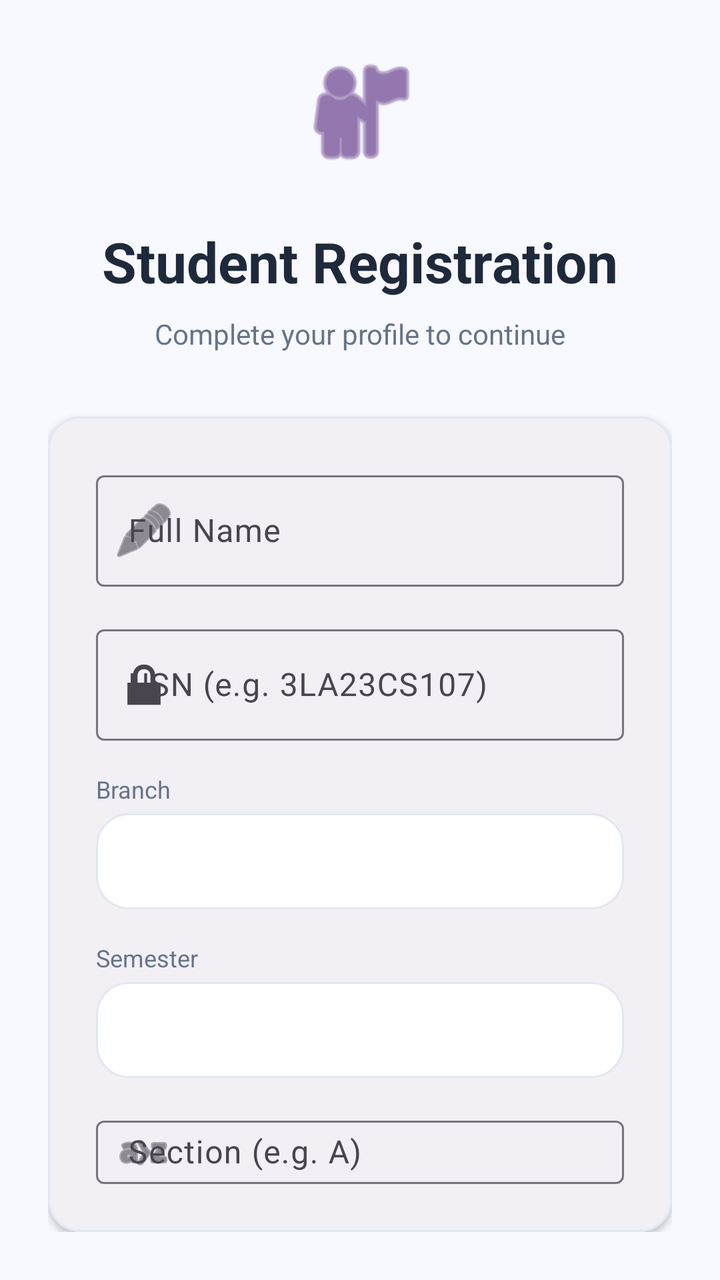
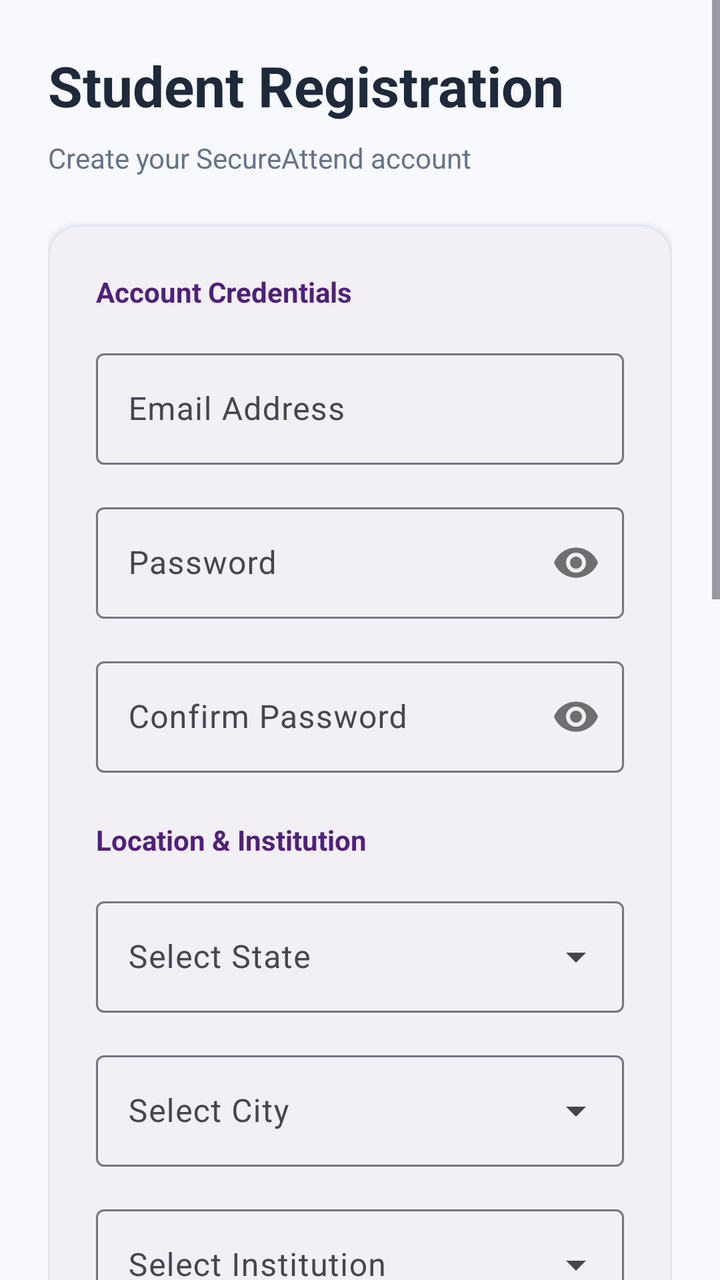

Screens rendered from an Android XML layout before and after an edit, with the pre-edit source and the edit as a unified diff.
<!-- AndroidManifest.xml: application theme Theme.AutoAttendance -->
<!-- res/layout/activity_student_profile.xml -->
<?xml version="1.0" encoding="utf-8"?>
<LinearLayout xmlns:android="http://schemas.android.com/apk/res/android"
    xmlns:app="http://schemas.android.com/apk/res-auto"
    android:layout_width="match_parent"
    android:layout_height="match_parent"
    android:background="@color/surface_background"
    android:gravity="center"
    android:orientation="vertical"
    android:padding="24dp">

    <ImageView
        android:layout_width="64dp"
        android:layout_height="64dp"
        android:layout_marginBottom="24dp"
        android:src="@android:drawable/ic_menu_myplaces"
        app:tint="@color/brand_primary" />

    <TextView
        android:layout_width="wrap_content"
        android:layout_height="wrap_content"
        android:text="Student Registration"
        android:textColor="@color/text_primary"
        android:textSize="28sp"
        android:textStyle="bold" />

    <TextView
        android:layout_width="wrap_content"
        android:layout_height="wrap_content"
        android:layout_marginTop="8dp"
        android:text="Complete your profile to continue"
        android:textColor="@color/text_secondary"
        android:textSize="14sp" />

    <com.google.android.material.card.MaterialCardView
        android:layout_width="match_parent"
        android:layout_height="wrap_content"
        android:layout_marginTop="32dp"
        app:cardCornerRadius="16dp"
        app:cardElevation="2dp"
        app:strokeColor="@color/border_subtle"
        app:strokeWidth="1dp">

        <LinearLayout
            android:layout_width="match_parent"
            android:layout_height="wrap_content"
            android:orientation="vertical"
            android:padding="24dp">

            <com.google.android.material.textfield.TextInputLayout
                style="@style/Widget.Material3.TextInputLayout.OutlinedBox"
                android:layout_width="match_parent"
                android:layout_height="wrap_content"
                android:hint="Full Name"
                app:startIconDrawable="@android:drawable/ic_menu_edit">

                <com.google.android.material.textfield.TextInputEditText
                    android:id="@+id/etName"
                    android:layout_width="match_parent"
                    android:layout_height="wrap_content"
                    android:inputType="textPersonName" />
            </com.google.android.material.textfield.TextInputLayout>

            <com.google.android.material.textfield.TextInputLayout
                style="@style/Widget.Material3.TextInputLayout.OutlinedBox"
                android:layout_width="match_parent"
                android:layout_height="wrap_content"
                android:layout_marginTop="16dp"
                android:hint="USN (e.g. 3LA23CS107)"
                app:startIconDrawable="@android:drawable/ic_lock_lock">

                <com.google.android.material.textfield.TextInputEditText
                    android:id="@+id/etUsn"
                    android:layout_width="match_parent"
                    android:layout_height="wrap_content"
                    android:inputType="textCapCharacters"
                    android:maxLength="10" />
            </com.google.android.material.textfield.TextInputLayout>

            <TextView
                android:layout_width="wrap_content"
                android:layout_height="wrap_content"
                android:layout_marginTop="16dp"
                android:text="Branch"
                android:textColor="@color/text_secondary"
                android:textSize="12sp" />

            <Spinner
                android:id="@+id/spinnerBranch"
                android:layout_width="match_parent"
                android:layout_height="48dp"
                android:layout_marginTop="4dp"
                android:background="@drawable/card_bg"
                android:paddingStart="8dp" />

            <TextView
                android:layout_width="wrap_content"
                android:layout_height="wrap_content"
                android:layout_marginTop="16dp"
                android:text="Semester"
                android:textColor="@color/text_secondary"
                android:textSize="12sp" />

            <Spinner
                android:id="@+id/spinnerSemester"
                android:layout_width="match_parent"
                android:layout_height="48dp"
                android:layout_marginTop="4dp"
                android:background="@drawable/card_bg"
                android:paddingStart="8dp" />

            <com.google.android.material.textfield.TextInputLayout
                style="@style/Widget.Material3.TextInputLayout.OutlinedBox"
                android:layout_width="match_parent"
                android:layout_height="wrap_content"
                android:layout_marginTop="16dp"
                android:hint="Section (e.g. A)"
                app:startIconDrawable="@android:drawable/ic_menu_sort_alphabetically">

                <com.google.android.material.textfield.TextInputEditText
                    android:id="@+id/etSection"
                    android:layout_width="match_parent"
                    android:layout_height="wrap_content"
                    android:inputType="textCapCharacters"
                    android:maxLength="1" />
            </com.google.android.material.textfield.TextInputLayout>

            <Button
                android:id="@+id/btnSaveProfile"
                style="@style/Widget.Material3.Button"
                android:layout_width="match_parent"
                android:layout_height="56dp"
                android:layout_marginTop="32dp"
                android:text="Register Profile"
                app:cornerRadius="12dp" />

        </LinearLayout>
    </com.google.android.material.card.MaterialCardView>

</LinearLayout>
<!-- resources referenced by this layout -->
<resources>
  <color name="border_subtle">#E2E8F0</color>
  <color name="brand_primary">#50207A</color>
  <color name="surface_background">#F8F9FE</color>
  <color name="text_primary">#1E293B</color>
  <color name="text_secondary">#64748B</color>
  <!-- drawable card_bg (drawable) -->
  <?xml version="1.0" encoding="utf-8"?>
  <shape xmlns:android="http://schemas.android.com/apk/res/android"
      android:shape="rectangle">
      <solid android:color="@color/surface_card" />
      <corners android:radius="16dp" />
      <stroke
          android:width="1dp"
          android:color="@color/border_subtle" />
  </shape>
  <style name="Theme.AutoAttendance" parent="Theme.Material3.Light.NoActionBar">
          
          <item name="colorPrimary">@color/brand_primary</item>
          <item name="colorOnPrimary">@color/white</item>
          <item name="colorPrimaryContainer">@color/brand_light</item>
          <item name="colorOnPrimaryContainer">@color/brand_primary</item>
  
          
          <item name="colorSecondary">@color/brand_accent</item>
          <item name="colorOnSecondary">@color/white</item>
  
          
          <item name="android:statusBarColor">@color/surface_background</item>
          <item name="android:windowLightStatusBar">true</item>
  
          
          <item name="android:windowBackground">@color/surface_background</item>
          <item name="colorSurface">@color/surface_card</item>
      </style>
  <color name="surface_card">#FFFFFF</color>
  <color name="white">#FFFFFFFF</color>
  <color name="brand_light">#D6B9FC</color>
  <color name="brand_accent">#838CE5</color>
</resources>

<!-- the commit's change to res/layout/activity_student_profile.xml (unified diff, before → after) -->
@@ -1,139 +1,292 @@
 <?xml version="1.0" encoding="utf-8"?>
-<LinearLayout xmlns:android="http://schemas.android.com/apk/res/android"
+<ScrollView xmlns:android="http://schemas.android.com/apk/res/android"
     xmlns:app="http://schemas.android.com/apk/res-auto"
     android:layout_width="match_parent"
     android:layout_height="match_parent"
-    android:background="@color/surface_background"
-    android:gravity="center"
-    android:orientation="vertical"
-    android:padding="24dp">
-
-    <ImageView
-        android:layout_width="64dp"
-        android:layout_height="64dp"
-        android:layout_marginBottom="24dp"
-        android:src="@android:drawable/ic_menu_myplaces"
-        app:tint="@color/brand_primary" />
-
-    <TextView
-        android:layout_width="wrap_content"
-        android:layout_height="wrap_content"
-        android:text="Student Registration"
-        android:textColor="@color/text_primary"
-        android:textSize="28sp"
-        android:textStyle="bold" />
-
-    <TextView
-        android:layout_width="wrap_content"
-        android:layout_height="wrap_content"
-        android:layout_marginTop="8dp"
-        android:text="Complete your profile to continue"
-        android:textColor="@color/text_secondary"
-        android:textSize="14sp" />
-
-    <com.google.android.material.card.MaterialCardView
+    android:background="@color/surface_background">
+
+    <LinearLayout
         android:layout_width="match_parent"
         android:layout_height="wrap_content"
-        android:layout_marginTop="32dp"
-        app:cardCornerRadius="16dp"
-        app:cardElevation="2dp"
-        app:strokeColor="@color/border_subtle"
-        app:strokeWidth="1dp">
-
-        <LinearLayout
+        android:orientation="vertical"
+        android:padding="24dp">
+
+        <TextView
+            android:layout_width="wrap_content"
+            android:layout_height="wrap_content"
+            android:text="Student Registration"
+            android:textColor="@color/text_primary"
+            android:textSize="28sp"
+            android:textStyle="bold" />
+
+        <TextView
+            android:layout_width="wrap_content"
+            android:layout_height="wrap_content"
+            android:layout_marginTop="8dp"
+            android:text="Create your SecureAttend account"
+            android:textColor="@color/text_secondary"
+            android:textSize="14sp" />
+
+        <com.google.android.material.card.MaterialCardView
             android:layout_width="match_parent"
             android:layout_height="wrap_content"
-            android:orientation="vertical"
-            android:padding="24dp">
-
-            <com.google.android.material.textfield.TextInputLayout
-                style="@style/Widget.Material3.TextInputLayout.OutlinedBox"
+            android:layout_marginTop="24dp"
+            app:cardCornerRadius="16dp"
+            app:cardElevation="2dp"
+            app:strokeColor="@color/border_subtle"
+            app:strokeWidth="1dp">
+
+            <LinearLayout
                 android:layout_width="match_parent"
                 android:layout_height="wrap_content"
-                android:hint="Full Name"
-                app:startIconDrawable="@android:drawable/ic_menu_edit">
-
-                <com.google.android.material.textfield.TextInputEditText
-                    android:id="@+id/etName"
-                    android:layout_width="match_parent"
-                    android:layout_height="wrap_content"
-                    android:inputType="textPersonName" />
-            </com.google.android.material.textfield.TextInputLayout>
-
-            <com.google.android.material.textfield.TextInputLayout
-                style="@style/Widget.Material3.TextInputLayout.OutlinedBox"
-                android:layout_width="match_parent"
-                android:layout_height="wrap_content"
-                android:layout_marginTop="16dp"
-                android:hint="USN (e.g. 3LA23CS107)"
-                app:startIconDrawable="@android:drawable/ic_lock_lock">
-
-                <com.google.android.material.textfield.TextInputEditText
-                    android:id="@+id/etUsn"
-                    android:layout_width="match_parent"
-                    android:layout_height="wrap_content"
-                    android:inputType="textCapCharacters"
-                    android:maxLength="10" />
-            </com.google.android.material.textfield.TextInputLayout>
-
-            <TextView
-                android:layout_width="wrap_content"
-                android:layout_height="wrap_content"
-                android:layout_marginTop="16dp"
-                android:text="Branch"
-                android:textColor="@color/text_secondary"
-                android:textSize="12sp" />
-
-            <Spinner
-                android:id="@+id/spinnerBranch"
-                android:layout_width="match_parent"
-                android:layout_height="48dp"
-                android:layout_marginTop="4dp"
-                android:background="@drawable/card_bg"
-                android:paddingStart="8dp" />
-
-            <TextView
-                android:layout_width="wrap_content"
-                android:layout_height="wrap_content"
-                android:layout_marginTop="16dp"
-                android:text="Semester"
-                android:textColor="@color/text_secondary"
-                android:textSize="12sp" />
-
-            <Spinner
-                android:id="@+id/spinnerSemester"
-                android:layout_width="match_parent"
-                android:layout_height="48dp"
-                android:layout_marginTop="4dp"
-                android:background="@drawable/card_bg"
-                android:paddingStart="8dp" />
-
-            <com.google.android.material.textfield.TextInputLayout
-                style="@style/Widget.Material3.TextInputLayout.OutlinedBox"
-                android:layout_width="match_parent"
-                android:layout_height="wrap_content"
-                android:layout_marginTop="16dp"
-                android:hint="Section (e.g. A)"
-                app:startIconDrawable="@android:drawable/ic_menu_sort_alphabetically">
-
-                <com.google.android.material.textfield.TextInputEditText
-                    android:id="@+id/etSection"
-                    android:layout_width="match_parent"
-                    android:layout_height="wrap_content"
-                    android:inputType="textCapCharacters"
-                    android:maxLength="1" />
-            </com.google.android.material.textfield.TextInputLayout>
-
-            <Button
-                android:id="@+id/btnSaveProfile"
-                style="@style/Widget.Material3.Button"
-                android:layout_width="match_parent"
-                android:layout_height="56dp"
-                android:layout_marginTop="32dp"
-                android:text="Register Profile"
-                app:cornerRadius="12dp" />
-
-        </LinearLayout>
-    </com.google.android.material.card.MaterialCardView>
-
-</LinearLayout>
+                android:orientation="vertical"
+                android:padding="24dp">
+
+                
+                <TextView
+                    android:layout_width="wrap_content"
+                    android:layout_height="wrap_content"
+                    android:text="Account Credentials"
+                    android:textColor="@color/brand_primary"
+                    android:textStyle="bold"
+                    android:layout_marginBottom="16dp"/>
+
+                <com.google.android.material.textfield.TextInputLayout
+                    style="@style/Widget.Material3.TextInputLayout.OutlinedBox"
+                    android:layout_width="match_parent"
+                    android:layout_height="wrap_content"
+                    android:hint="Email Address"
+                    android:layout_marginBottom="16dp">
+                    <com.google.android.material.textfield.TextInputEditText
+                        android:id="@+id/etEmail"
+                        android:layout_width="match_parent"
+                        android:layout_height="wrap_content"
+                        android:inputType="textEmailAddress" />
+                </com.google.android.material.textfield.TextInputLayout>
+
+                <com.google.android.material.textfield.TextInputLayout
+                    style="@style/Widget.Material3.TextInputLayout.OutlinedBox"
+                    android:layout_width="match_parent"
+                    android:layout_height="wrap_content"
+                    android:hint="Password"
+                    android:layout_marginBottom="16dp"
+                    app:passwordToggleEnabled="true">
+                    <com.google.android.material.textfield.TextInputEditText
+                        android:id="@+id/etPassword"
+                        android:layout_width="match_parent"
+                        android:layout_height="wrap_content"
+                        android:inputType="textPassword" />
+                </com.google.android.material.textfield.TextInputLayout>
+
+                <com.google.android.material.textfield.TextInputLayout
+                    style="@style/Widget.Material3.TextInputLayout.OutlinedBox"
+                    android:layout_width="match_parent"
+                    android:layout_height="wrap_content"
+                    android:hint="Confirm Password"
+                    android:layout_marginBottom="24dp"
+                    app:passwordToggleEnabled="true">
+                    <com.google.android.material.textfield.TextInputEditText
+                        android:id="@+id/etConfirmPassword"
+                        android:layout_width="match_parent"
+                        android:layout_height="wrap_content"
+                        android:inputType="textPassword" />
+                </com.google.android.material.textfield.TextInputLayout>
+
+                
+                <TextView
+                    android:layout_width="wrap_content"
+                    android:layout_height="wrap_content"
+                    android:text="Location &amp; Institution"
+                    android:textColor="@color/brand_primary"
+                    android:textStyle="bold"
+                    android:layout_marginBottom="16dp"/>
+
+                <com.google.android.material.textfield.TextInputLayout
+                    style="@style/Widget.Material3.TextInputLayout.OutlinedBox.ExposedDropdownMenu"
+                    android:layout_width="match_parent"
+                    android:layout_height="wrap_content"
+                    android:hint="Select State"
+                    android:layout_marginBottom="16dp">
+                    <AutoCompleteTextView
+                        android:id="@+id/autoCompleteState"
+                        android:layout_width="match_parent"
+                        android:layout_height="wrap_content"
+                        android:inputType="none" />
+                </com.google.android.material.textfield.TextInputLayout>
+
+                <com.google.android.material.textfield.TextInputLayout
+                    style="@style/Widget.Material3.TextInputLayout.OutlinedBox.ExposedDropdownMenu"
+                    android:layout_width="match_parent"
+                    android:layout_height="wrap_content"
+                    android:hint="Select City"
+                    android:layout_marginBottom="16dp">
+                    <AutoCompleteTextView
+                        android:id="@+id/autoCompleteCity"
+                        android:layout_width="match_parent"
+                        android:layout_height="wrap_content"
+                        android:inputType="none" />
+                </com.google.android.material.textfield.TextInputLayout>
+
+                <com.google.android.material.textfield.TextInputLayout
+                    style="@style/Widget.Material3.TextInputLayout.OutlinedBox.ExposedDropdownMenu"
+                    android:layout_width="match_parent"
+                    android:layout_height="wrap_content"
+                    android:hint="Select Institution"
+                    android:layout_marginBottom="16dp">
+                    <AutoCompleteTextView
+                        android:id="@+id/autoCompleteInstitution"
+                        android:layout_width="match_parent"
+                        android:layout_height="wrap_content"
+                        android:inputType="none" />
+                </com.google.android.material.textfield.TextInputLayout>
+
+                <TextView
+                    android:id="@+id/tvRequestInstitution"
+                    android:layout_width="wrap_content"
+                    android:layout_height="wrap_content"
+                    android:text="Institution not found? Request one"
+                    android:textColor="@color/brand_primary"
+                    android:textSize="12sp"
+                    android:layout_marginBottom="16dp"
+                    android:padding="4dp"/>
+
+                
+                <TextView
+                    android:layout_width="wrap_content"
+                    android:layout_height="wrap_content"
+                    android:text="Personal Information"
+                    android:textColor="@color/brand_primary"
+                    android:textStyle="bold"
+                    android:layout_marginBottom="16dp"/>
+
+                <com.google.android.material.textfield.TextInputLayout
+                    style="@style/Widget.Material3.TextInputLayout.OutlinedBox"
+                    android:layout_width="match_parent"
+                    android:layout_height="wrap_content"
+                    android:hint="Full Name"
+                    android:layout_marginBottom="16dp">
+                    <com.google.android.material.textfield.TextInputEditText
+                        android:id="@+id/etName"
+                        android:layout_width="match_parent"
+                        android:layout_height="wrap_content"
+                        android:inputType="textPersonName" />
+                </com.google.android.material.textfield.TextInputLayout>
+
+                <com.google.android.material.textfield.TextInputLayout
+                    style="@style/Widget.Material3.TextInputLayout.OutlinedBox"
+                    android:layout_width="match_parent"
+                    android:layout_height="wrap_content"
+                    android:hint="USN (e.g. 3LA23CS107)"
+                    android:layout_marginBottom="16dp">
+                    <com.google.android.material.textfield.TextInputEditText
+                        android:id="@+id/etUsn"
+                        android:layout_width="match_parent"
+                        android:layout_height="wrap_content"
+                        android:inputType="textCapCharacters"
+                        android:maxLength="10" />
+                </com.google.android.material.textfield.TextInputLayout>
+
+                
+                <TextView
+                    android:layout_width="wrap_content"
+                    android:layout_height="wrap_content"
+                    android:text="Academic Information"
+                    android:textColor="@color/brand_primary"
+                    android:textStyle="bold"
+                    android:layout_marginTop="8dp"
+                    android:layout_marginBottom="16dp"/>
+
+                <com.google.android.material.textfield.TextInputLayout
+                    style="@style/Widget.Material3.TextInputLayout.OutlinedBox.ExposedDropdownMenu"
+                    android:layout_width="match_parent"
+                    android:layout_height="wrap_content"
+                    android:hint="Department"
+                    android:layout_marginBottom="16dp">
+                    <AutoCompleteTextView
+                        android:id="@+id/autoCompleteBranch"
+                        android:layout_width="match_parent"
+                        android:layout_height="wrap_content"
+                        android:inputType="none" />
+                </com.google.android.material.textfield.TextInputLayout>
+
+                <com.google.android.material.textfield.TextInputLayout
+                    style="@style/Widget.Material3.TextInputLayout.OutlinedBox.ExposedDropdownMenu"
+                    android:layout_width="match_parent"
+                    android:layout_height="wrap_content"
+                    android:hint="Semester"
+                    android:layout_marginBottom="16dp">
+                    <AutoCompleteTextView
+                        android:id="@+id/autoCompleteSemester"
+                        android:layout_width="match_parent"
+                        android:layout_height="wrap_content"
+                        android:inputType="none" />
+                </com.google.android.material.textfield.TextInputLayout>
+
+                <LinearLayout
+                    android:layout_width="match_parent"
+                    android:layout_height="wrap_content"
+                    android:orientation="horizontal"
+                    android:layout_marginTop="0dp">
+                    <com.google.android.material.textfield.TextInputLayout
+                        style="@style/Widget.Material3.TextInputLayout.OutlinedBox"
+                        android:layout_width="0dp"
+                        android:layout_height="wrap_content"
+                        android:layout_weight="1"
+                        android:hint="Section"
+                        android:layout_marginEnd="8dp">
+                        <com.google.android.material.textfield.TextInputEditText
+                            android:id="@+id/etSection"
+                            android:layout_width="match_parent"
+                            android:layout_height="wrap_content"
+                            android:inputType="textCapCharacters"
+                            android:maxLength="1" />
+                    </com.google.android.material.textfield.TextInputLayout>
+
+                    <com.google.android.material.textfield.TextInputLayout
+                        style="@style/Widget.Material3.TextInputLayout.OutlinedBox"
+                        android:layout_width="0dp"
+                        android:layout_height="wrap_content"
+                        android:layout_weight="1"
+                        android:hint="Batch Year">
+                        <com.google.android.material.textfield.TextInputEditText
+                            android:id="@+id/etBatchYear"
+                            android:layout_width="match_parent"
+                            android:layout_height="wrap_content"
+                            android:inputType="number"
+                            android:maxLength="4" />
+                    </com.google.android.material.textfield.TextInputLayout>
+                </LinearLayout>
+
+                <Button
+                    android:id="@+id/btnSaveProfile"
+                    style="@style/Widget.Material3.Button"
+                    android:layout_width="match_parent"
+                    android:layout_height="56dp"
+                    android:layout_marginTop="32dp"
+                    android:text="Register Profile"
+                    app:cornerRadius="12dp" />
+
+                <ProgressBar
+                    android:id="@+id/progressBar"
+                    android:layout_width="wrap_content"
+                    android:layout_height="wrap_content"
+                    android:layout_gravity="center"
+                    android:layout_marginTop="16dp"
+                    android:visibility="gone"/>
+
+            </LinearLayout>
+        </com.google.android.material.card.MaterialCardView>
+
+        <TextView
+            android:id="@+id/tvBackToLogin"
+            android:layout_width="wrap_content"
+            android:layout_height="wrap_content"
+            android:layout_marginTop="24dp"
+            android:layout_gravity="center"
+            android:padding="12dp"
+            android:text="Already have an account? Login"
+            android:textColor="@color/brand_primary"
+            android:textStyle="bold" />
+
+    </LinearLayout>
+</ScrollView>
<!-- resource entries referenced after the edit -->
@@ -5,16 +5,6 @@
   <color name="surface_background">#F8F9FE</color>
   <color name="text_primary">#1E293B</color>
   <color name="text_secondary">#64748B</color>
-  <!-- drawable card_bg (drawable) -->
-  <?xml version="1.0" encoding="utf-8"?>
-  <shape xmlns:android="http://schemas.android.com/apk/res/android"
-      android:shape="rectangle">
-      <solid android:color="@color/surface_card" />
-      <corners android:radius="16dp" />
-      <stroke
-          android:width="1dp"
-          android:color="@color/border_subtle" />
-  </shape>
   <style name="Theme.AutoAttendance" parent="Theme.Material3.Light.NoActionBar">
           
           <item name="colorPrimary">@color/brand_primary</item>
